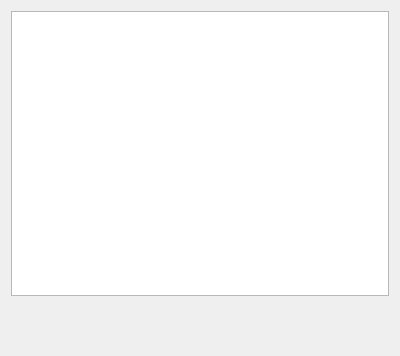
This is bluetoothconnection.ui in vanya1301/acetone-bath-Qt-part as Qt 5 draws it before an edit. The edited form follows.
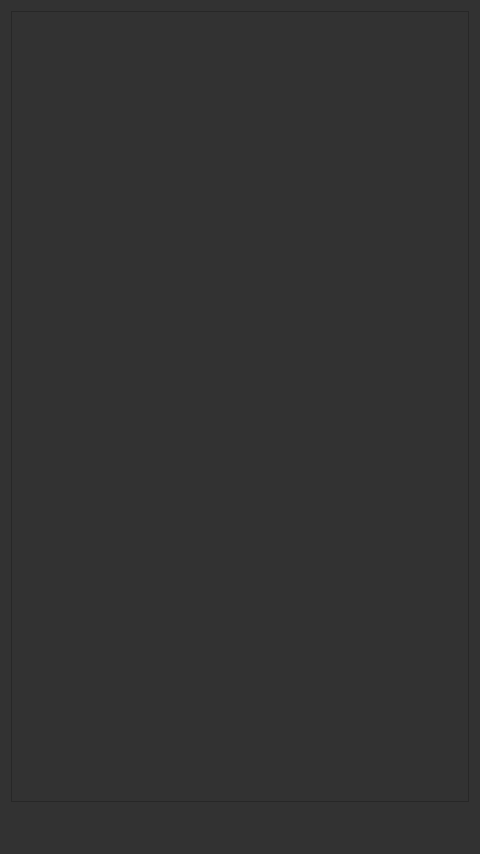
This is the edited form. Icons and pictures are not drawn.

What changed in the file:
```diff
--- a/bluetoothconnection.ui
+++ b/bluetoothconnection.ui
@@ -6,13 +6,16 @@
    <rect>
     <x>0</x>
     <y>0</y>
-    <width>400</width>
-    <height>356</height>
+    <width>480</width>
+    <height>854</height>
    </rect>
   </property>
   <property name="windowTitle">
    <string>Bluetooth devices</string>
   </property>
+  <property name="styleSheet">
+   <string notr="true">background-color : rgb(50,50,50)</string>
+  </property>
   <layout class="QVBoxLayout" name="verticalLayout">
    <item>
     <widget class="QListWidget" name="listWidget">
@@ -21,20 +24,34 @@
        <pointsize>25</pointsize>
       </font>
      </property>
+     <property name="focusPolicy">
+      <enum>Qt::StrongFocus</enum>
+     </property>
+     <property name="styleSheet">
+      <string notr="true">color : rgb(255,255,255)</string>
+     </property>
+     <property name="frameShadow">
+      <enum>QFrame::Sunken</enum>
+     </property>
     </widget>
    </item>
    <item>
     <layout class="QHBoxLayout" name="horizontalLayout">
+     <property name="spacing">
+      <number>40</number>
+     </property>
      <item>
       <widget class="QPushButton" name="connectButton">
        <property name="sizePolicy">
-        <sizepolicy hsizetype="Minimum" vsizetype="Minimum">
+        <sizepolicy hsizetype="Maximum" vsizetype="Minimum">
          <horstretch>0</horstretch>
          <verstretch>0</verstretch>
         </sizepolicy>
        </property>
        <property name="styleSheet">
-        <string notr="true">font-size:30px;</string>
+        <string notr="true">font-size:30px;background-color:transparent;
+background::none;
+border:none;</string>
        </property>
        <property name="text">
         <string/>
@@ -45,8 +62,8 @@
        </property>
        <property name="iconSize">
         <size>
-         <width>50</width>
-         <height>50</height>
+         <width>70</width>
+         <height>70</height>
         </size>
        </property>
        <property name="flat">
@@ -57,13 +74,15 @@
      <item>
       <widget class="QPushButton" name="refreshButton">
        <property name="sizePolicy">
-        <sizepolicy hsizetype="Minimum" vsizetype="Minimum">
+        <sizepolicy hsizetype="Maximum" vsizetype="Minimum">
          <horstretch>0</horstretch>
          <verstretch>0</verstretch>
         </sizepolicy>
        </property>
        <property name="styleSheet">
-        <string notr="true">font-size:30px;</string>
+        <string notr="true">font-size:30px;background-color:transparent;
+background::none;
+border:none;</string>
        </property>
        <property name="text">
         <string/>
@@ -74,8 +93,8 @@
        </property>
        <property name="iconSize">
         <size>
-         <width>50</width>
-         <height>50</height>
+         <width>70</width>
+         <height>70</height>
         </size>
        </property>
        <property name="flat">
@@ -86,13 +105,15 @@
      <item>
       <widget class="QPushButton" name="exitButton">
        <property name="sizePolicy">
-        <sizepolicy hsizetype="Minimum" vsizetype="Minimum">
+        <sizepolicy hsizetype="Maximum" vsizetype="Minimum">
          <horstretch>0</horstretch>
          <verstretch>0</verstretch>
         </sizepolicy>
        </property>
        <property name="styleSheet">
-        <string notr="true">font-size:30px;</string>
+        <string notr="true">font-size:30px;background-color:transparent;
+background::none;
+border:none;</string>
        </property>
        <property name="text">
         <string/>
@@ -103,8 +124,8 @@
        </property>
        <property name="iconSize">
         <size>
-         <width>55</width>
-         <height>55</height>
+         <width>70</width>
+         <height>70</height>
         </size>
        </property>
        <property name="flat">
```
Left out of the diff: 7 changed lines with no effect on the pictures.
